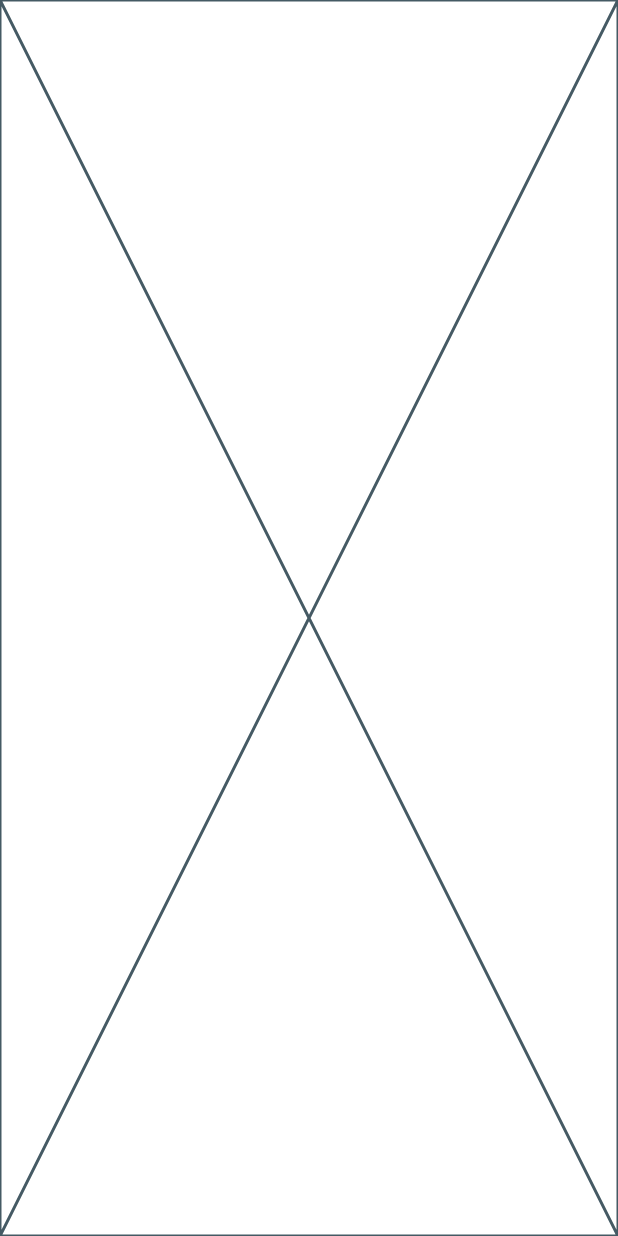
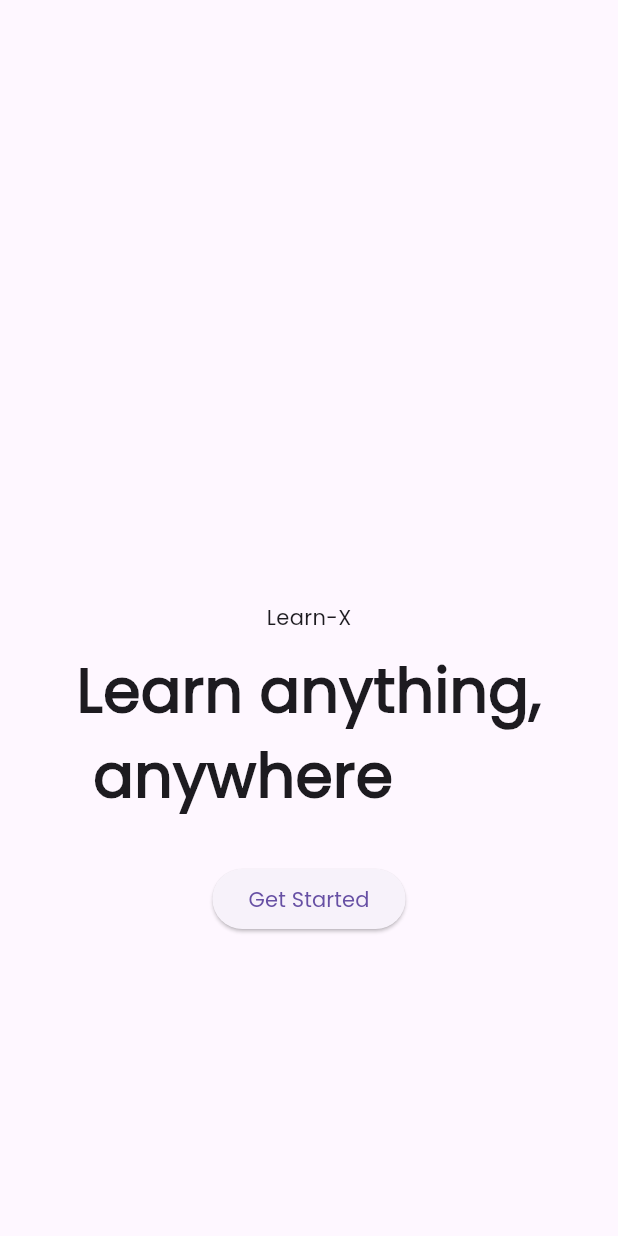
Before and after one commit to Dev-Yadnesh8/learn-x, a Flutter app: the screen it shows after launch, on a phone screen of 412 x 824 dp. Run offline on Flutter 3.47's test engine with Material 3 defaults, Android fonts, the phone set to English and light mode, and no system bars.

Commit message:
user onboarding ui skeleton done

```diff
--- a/frontend/mobile/learn_x/lib/app.dart
+++ b/frontend/mobile/learn_x/lib/app.dart
@@ -1,10 +1,15 @@
 import 'package:flutter/material.dart';
+import 'package:learn_x/utils/theme/app_theme.dart';
+import 'package:learn_x/view/user_onboarding/user_onboarding.dart';
 
 class MyApp extends StatelessWidget {
   const MyApp({super.key});
 
   @override
   Widget build(BuildContext context) {
-    return const Placeholder();
+    return MaterialApp(
+      theme: AppTheme.lightTheme,
+      home: UserOnboardingView(),
+    );
   }
 }
--- /dev/null
+++ b/frontend/mobile/learn_x/lib/view/user_onboarding/user_onboarding.dart
@@ -0,0 +1,36 @@
+import 'package:flutter/material.dart';
+import 'package:learn_x/utils/styles/text_styles.dart';
+
+class UserOnboardingView extends StatelessWidget {
+  const UserOnboardingView({super.key});
+
+  @override
+  Widget build(BuildContext context) {
+    return Scaffold(
+      body: Center(
+        child: Column(
+          mainAxisAlignment: MainAxisAlignment.center,
+          crossAxisAlignment: CrossAxisAlignment.center,
+          children: [
+            Spacer(),
+            Spacer(),
+            Text("Learn-X"),
+            SizedBox(
+              height: 10,
+            ),
+            Text(
+              "Learn anything,\n anywhere",
+              style: AppTextStyles.mTextStyle30(context)
+                  .copyWith(fontWeight: FontWeight.w700, fontSize: 40),
+            ),
+            SizedBox(
+              height: 30,
+            ),
+            ElevatedButton(onPressed: () {}, child: Text("Get Started")),
+            Spacer()
+          ],
+        ),
+      ),
+    );
+  }
+}
```
